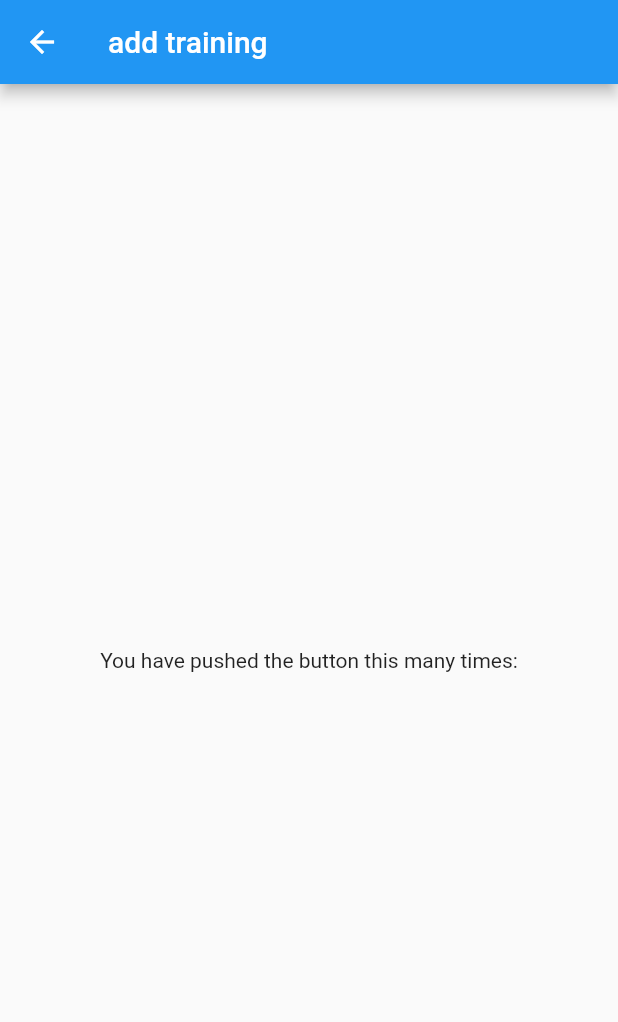
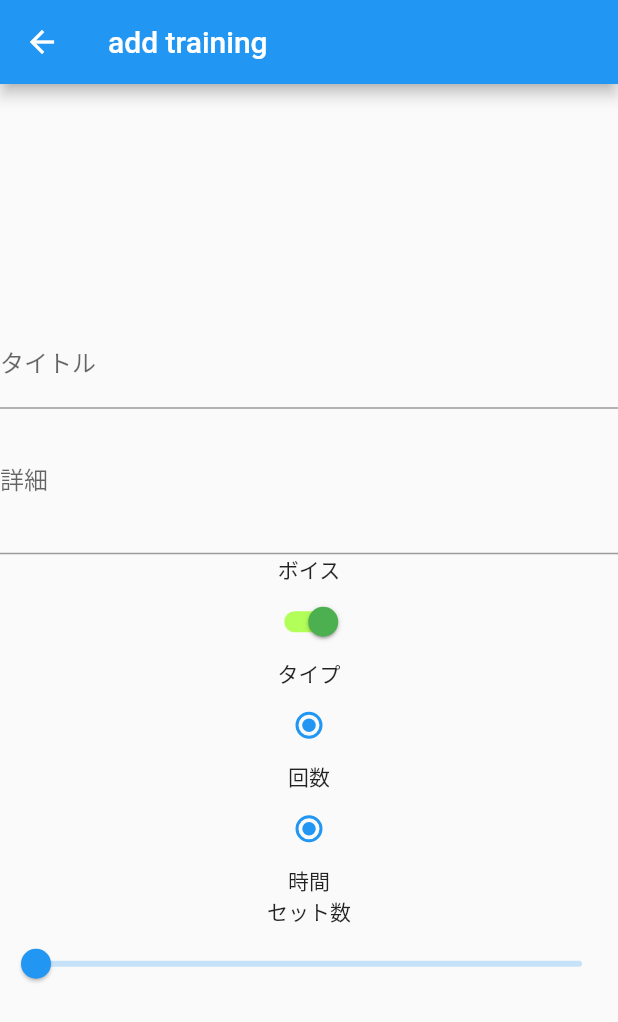
Before and after one commit to pleinair/kiritore, a Flutter app: the AddTraining screen opened by its route, on a phone screen of 412 x 824 dp. Shown: the top 1022 px of the screen. Run offline on Flutter 3.47's test engine with Material 2 defaults, Android fonts, the phone set to English and light mode, and no system bars; missing offline and left inert: flutter_driver.

Commit message:
#2 add base form

```diff
--- a/lib/addTraining.dart
+++ b/lib/addTraining.dart
@@ -14,9 +14,61 @@ class AddTraining extends StatelessWidget {
           child: Column(
             mainAxisAlignment: MainAxisAlignment.center,
             children: <Widget>[
+              TextField(
+                decoration: InputDecoration(
+                  labelText: "タイトル",
+                  hintText: "training name"
+                ),
+                maxLines: 1,
+              ),
+              TextField(
+                decoration: InputDecoration(
+                  labelText: "詳細",
+                  hintText: "training description"
+                ),
+                maxLines: 3,
+              ),
               Text(
-                'You have pushed the button this many times:',
+                'ボイス',
               ),
+              Switch(
+                value: true,
+                onChanged: (value) {
+                  /*
+                  setState(() {
+                    isSwitched = value;
+                  });
+                  */
+                },
+                activeTrackColor: Colors.lightGreenAccent,
+                activeColor: Colors.green,
+              ),
+              Text(
+                'タイプ',
+              ),
+              new Radio(
+                value: 0,
+                groupValue: 0,
+                onChanged: (value) {
+                },
+              ),
+              Text(
+                '回数',
+              ),
+              new Radio(
+                value: 1,
+                groupValue: 1,
+                onChanged: (value) {
+                },
+              ),
+              Text(
+                '時間',
+              ),
+              Text(
+                'セット数',
+              ),
+              new Slider(value: 0, onChanged: (value) {})
+              // TODO 回数 or 時間で表示するフォームの制御
             ],
           ),
         ),
```
